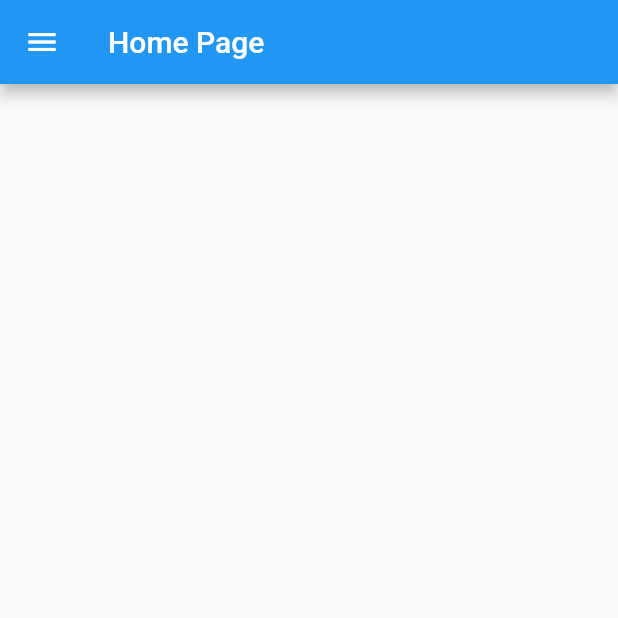
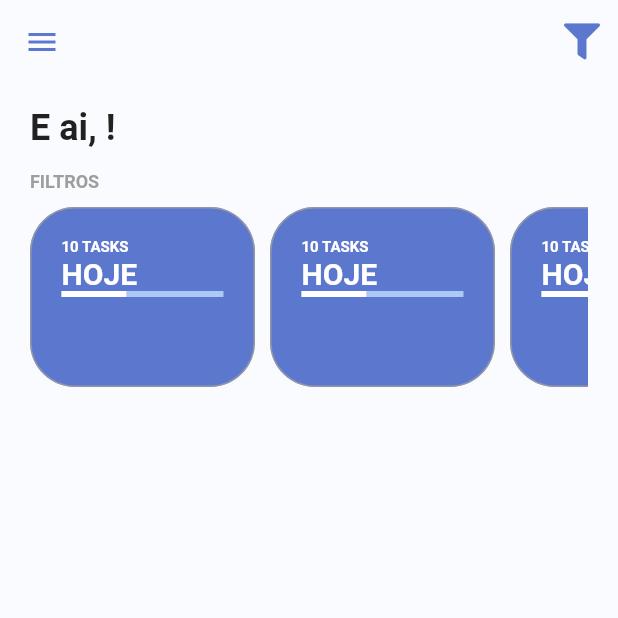
Before and after one commit to victorapc/todo_list_provider, a Flutter app: the screen it shows once a user with an empty profile is signed in, on a phone screen of 412 x 824 dp, the top half of it. Run offline on Flutter 3.47's test engine with Material 2 defaults, Android fonts, the phone set to English and light mode, and no system bars; our stand-ins replace firebase_auth, firebase_core, flutter_signin_button, google_fonts, google_sign_in, sqflite and 2 more; missing offline and left inert: flutter_overlay_loader, validatorless; accounts and stored records are empty; network calls fail; Roboto replaces fonts that are missing (Mandali).

Commit message:
Construção dos filtros task e componentes.

```diff
--- a/lib/app/core/ui/todo_list_icons.dart
+++ b/lib/app/core/ui/todo_list_icons.dart
@@ -25,6 +25,10 @@ class TodoListIcons {
   static const _kFontFam = 'TodoListIcons';
   static const String? _kFontPkg = null;
 
-  static const IconData eye = IconData(0xf06e, fontFamily: _kFontFam, fontPackage: _kFontPkg);
-  static const IconData eye_slash = IconData(0xf070, fontFamily: _kFontFam, fontPackage: _kFontPkg);
+  static const IconData eye =
+      IconData(0xf06e, fontFamily: _kFontFam, fontPackage: _kFontPkg);
+  static const IconData eye_slash =
+      IconData(0xf070, fontFamily: _kFontFam, fontPackage: _kFontPkg);
+  static const IconData filter =
+      IconData(0xf0b0, fontFamily: _kFontFam, fontPackage: _kFontPkg);
 }
--- a/lib/app/modules/home/home_page.dart
+++ b/lib/app/modules/home/home_page.dart
@@ -1,7 +1,11 @@
 import 'package:flutter/material.dart';
 import 'package:provider/provider.dart';
 import 'package:todo_list_provider/app/core/auth/auth_provider.dart';
+import 'package:todo_list_provider/app/core/ui/theme_extensions.dart';
+import 'package:todo_list_provider/app/core/ui/todo_list_icons.dart';
 import 'package:todo_list_provider/app/modules/home/widgets/home_drawer.dart';
+import 'package:todo_list_provider/app/modules/home/widgets/home_filters.dart';
+import 'package:todo_list_provider/app/modules/home/widgets/home_header.dart';
 
 class HomePage extends StatelessWidget {
   const HomePage({super.key});
@@ -10,10 +14,46 @@ class HomePage extends StatelessWidget {
   Widget build(BuildContext context) {
     return Scaffold(
       appBar: AppBar(
-        title: const Text('Home Page'),
+        iconTheme: IconThemeData(color: context.primaryColor),
+        backgroundColor: Colors.transparent,
+        elevation: 0,
+        actions: [
+          PopupMenuButton(
+            icon: const Icon(TodoListIcons.filter),
+            itemBuilder: (_) => [
+              const PopupMenuItem<bool>(
+                child: Text('Mostrar tarefas concluidas'),
+              )
+            ],
+          )
+        ],
       ),
+      backgroundColor: const Color(0xFFFAFBFE),
       drawer: HomeDrawer(),
-      body: Container(),
+      body: LayoutBuilder(
+        builder: (context, constrains) {
+          return SingleChildScrollView(
+            child: ConstrainedBox(
+              constraints: BoxConstraints(
+                minHeight: constrains.maxHeight,
+                minWidth: constrains.maxWidth,
+              ),
+              child: Container(
+                margin: const EdgeInsets.symmetric(horizontal: 20),
+                child: IntrinsicHeight(
+                  child: Column(
+                    crossAxisAlignment: CrossAxisAlignment.start,
+                    children: [
+                      HomeHeader(),
+                      HomeFilters(),
+                    ],
+                  ),
+                ),
+              ),
+            ),
+          );
+        },
+      ),
     );
   }
 }
--- /dev/null
+++ b/lib/app/modules/home/widgets/home_filters.dart
@@ -0,0 +1,40 @@
+import 'package:flutter/material.dart';
+import 'package:todo_list_provider/app/core/ui/theme_extensions.dart';
+import 'package:todo_list_provider/app/modules/home/widgets/todo_card_filter.dart';
+
+class HomeFilters extends StatefulWidget {
+  const HomeFilters({super.key});
+
+  @override
+  State<HomeFilters> createState() => _HomeFiltersState();
+}
+
+class _HomeFiltersState extends State<HomeFilters> {
+  @override
+  Widget build(BuildContext context) {
+    return Column(
+      crossAxisAlignment: CrossAxisAlignment.start,
+      children: [
+        Text(
+          'FILTROS',
+          style: context.tittleStyle,
+        ),
+        const SizedBox(
+          height: 10,
+        ),
+        SingleChildScrollView(
+          scrollDirection: Axis.horizontal,
+          child: Row(
+            children: [
+              TodoCardFilter(),
+              TodoCardFilter(),
+              TodoCardFilter(),
+              TodoCardFilter(),
+              TodoCardFilter(),
+            ],
+          ),
+        ),
+      ],
+    );
+  }
+}
--- /dev/null
+++ b/lib/app/modules/home/widgets/home_header.dart
@@ -0,0 +1,31 @@
+import 'package:flutter/material.dart';
+import 'package:provider/provider.dart';
+import 'package:todo_list_provider/app/core/auth/auth_provider.dart';
+import 'package:todo_list_provider/app/core/ui/theme_extensions.dart';
+
+class HomeHeader extends StatelessWidget {
+  const HomeHeader({super.key});
+
+  @override
+  Widget build(BuildContext context) {
+    return Row(
+      children: [
+        Padding(
+          padding: const EdgeInsets.symmetric(vertical: 15),
+          child: Selector<AuthProvider, String>(
+            selector: (context, authProvider) =>
+                authProvider.user?.displayName ?? 'Não',
+            builder: (_, value, __) {
+              return Text(
+                'E ai, $value!',
+                style: context.textTheme.headlineSmall?.copyWith(
+                  fontWeight: FontWeight.bold,
+                ),
+              );
+            },
+          ),
+        ),
+      ],
+    );
+  }
+}
--- /dev/null
+++ b/lib/app/modules/home/widgets/todo_card_filter.dart
@@ -0,0 +1,58 @@
+import 'package:flutter/material.dart';
+import 'package:todo_list_provider/app/core/ui/theme_extensions.dart';
+
+class TodoCardFilter extends StatefulWidget {
+  const TodoCardFilter({super.key});
+
+  @override
+  State<TodoCardFilter> createState() => _TodoCardFilterState();
+}
+
+class _TodoCardFilterState extends State<TodoCardFilter> {
+  @override
+  Widget build(BuildContext context) {
+    return Container(
+      constraints: BoxConstraints(
+        minHeight: 120,
+        maxWidth: 150,
+      ),
+      margin: const EdgeInsets.only(right: 10),
+      padding: const EdgeInsets.all(20),
+      decoration: BoxDecoration(
+        color: context.primaryColor,
+        border: Border.all(
+          width: 1,
+          color: Colors.grey.withOpacity(.8),
+        ),
+        borderRadius: BorderRadius.circular(30),
+      ),
+      child: Column(
+        crossAxisAlignment: CrossAxisAlignment.start,
+        children: [
+          Text(
+            '10 TASKS',
+            style: context.tittleStyle.copyWith(
+              fontSize: 10,
+              color: Colors.white,
+            ),
+          ),
+          Text(
+            'HOJE',
+            style: TextStyle(
+              fontSize: 20,
+              fontWeight: FontWeight.bold,
+              color: Colors.white,
+            ),
+          ),
+          LinearProgressIndicator(
+            backgroundColor: context.primaryColorLight,
+            valueColor: AlwaysStoppedAnimation<Color>(
+              Colors.white,
+            ),
+            value: 0.4,
+          ),
+        ],
+      ),
+    );
+  }
+}
```
Also changed, not shown: assets/fonts/TodoListIcons.ttf.
